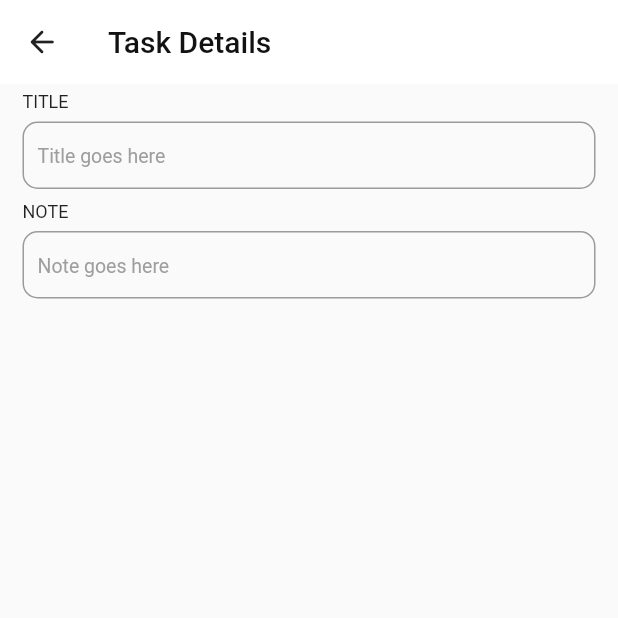
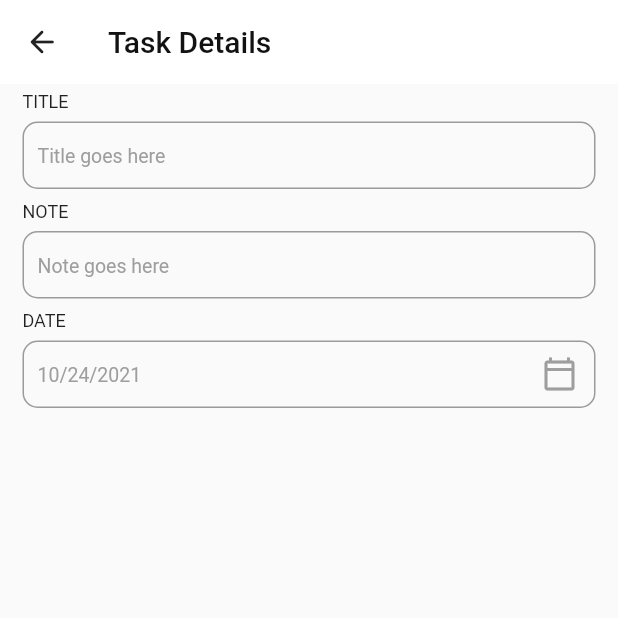
Before and after one commit to yonasalexx/todo_app, a Flutter app: the screen it shows after launch, after a tap on "CREATE", on a phone screen of 412 x 824 dp, the top half of it. Run offline on Flutter 3.47's test engine with Material 2 defaults, Android fonts, the phone set to English and light mode, and no system bars; our stand-ins replace date_picker_timeline, get, get_storage.

Commit message:
build a datePicker for TextField

```diff
--- a/lib/screens/add_task_screen.dart
+++ b/lib/screens/add_task_screen.dart
@@ -1,12 +1,13 @@
 import 'package:flutter/material.dart';
 import 'package:get/get.dart';
+import 'package:intl/intl.dart';
 import 'package:todo_app/constants/constants.dart';
 
 import 'widgets/my_text_field.dart';
 
 class AddTaskScreen extends StatefulWidget {
-  const AddTaskScreen({Key? key, required this.selectedDate}) : super(key: key);
-  final DateTime selectedDate;
+  AddTaskScreen({Key? key, required this.selectedDate}) : super(key: key);
+  DateTime selectedDate;
   @override
   _AddTaskScreenState createState() => _AddTaskScreenState();
 }
@@ -36,21 +37,48 @@ class _AddTaskScreenState extends State<AddTaskScreen> {
         child: Padding(
           padding: const EdgeInsets.symmetric(horizontal: 15, vertical: 5),
           child: Column(
-            children: const [
-              MyTextField(
+            children: [
+              const MyTextField(
                 title: 'TITLE',
                 hintText: 'Title goes here',
               ),
-              SizedBox(height: 8),
-              MyTextField(
+              const SizedBox(height: 8),
+              const MyTextField(
                 title: 'NOTE',
                 hintText: 'Note goes here',
               ),
-              SizedBox(height: 8),
+              const SizedBox(height: 8),
+              MyTextField(
+                title: 'DATE',
+                hintText: DateFormat.yMd().format(widget.selectedDate),
+                child: InkWell(
+                  onTap: () {
+                    _buildDatePicker();
+                  },
+                  child: const Icon(
+                    Icons.calendar_today_outlined,
+                    color: Colors.grey,
+                  ),
+                ),
+              ),
             ],
           ),
         ),
       ),
     );
   }
+
+  void _buildDatePicker() async {
+    DateTime? _datePicker = await showDatePicker(
+      context: context,
+      initialDate: DateTime.now(),
+      firstDate: DateTime(2021),
+      lastDate: DateTime(2023),
+    );
+    if (_datePicker != null) {
+      setState(() {
+        widget.selectedDate = _datePicker;
+      });
+    }
+  }
 }
--- a/lib/screens/widgets/my_text_field.dart
+++ b/lib/screens/widgets/my_text_field.dart
@@ -50,6 +50,12 @@ class MyTextField extends StatelessWidget {
                   color: AppColor.grey,
                 ),
               ),
+              focusedBorder: OutlineInputBorder(
+                borderRadius: BorderRadius.circular(10),
+                borderSide: const BorderSide(
+                  color: AppColor.grey,
+                ),
+              ),
               suffixIcon: child ?? const SizedBox(),
             ),
           ),
```
